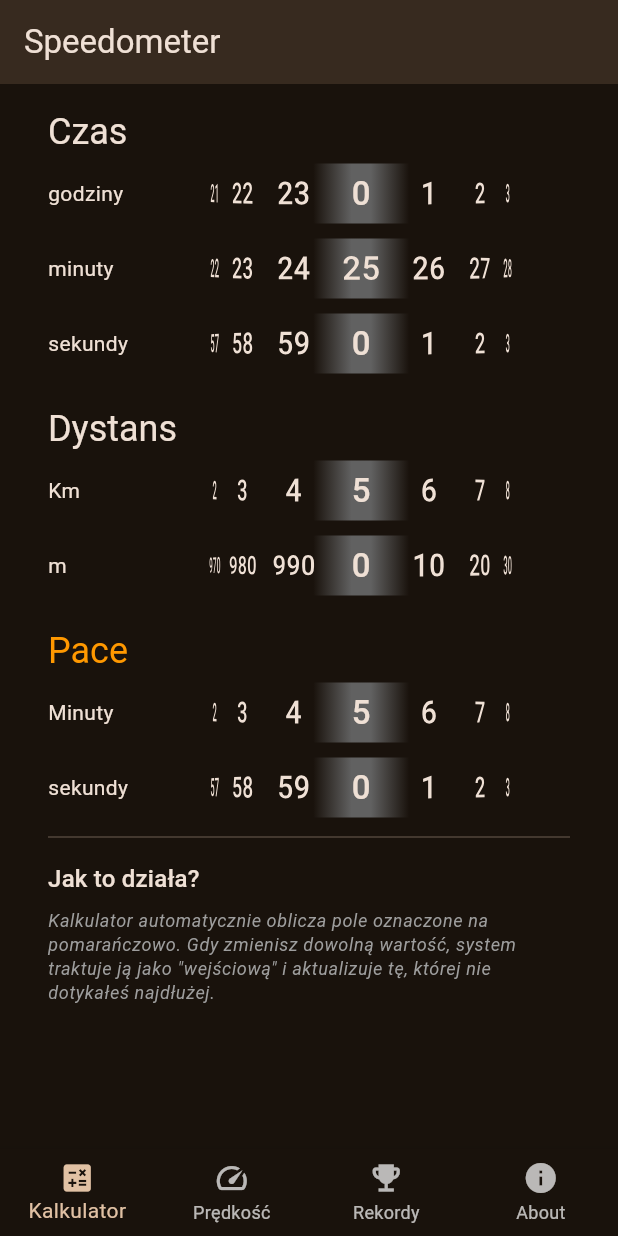
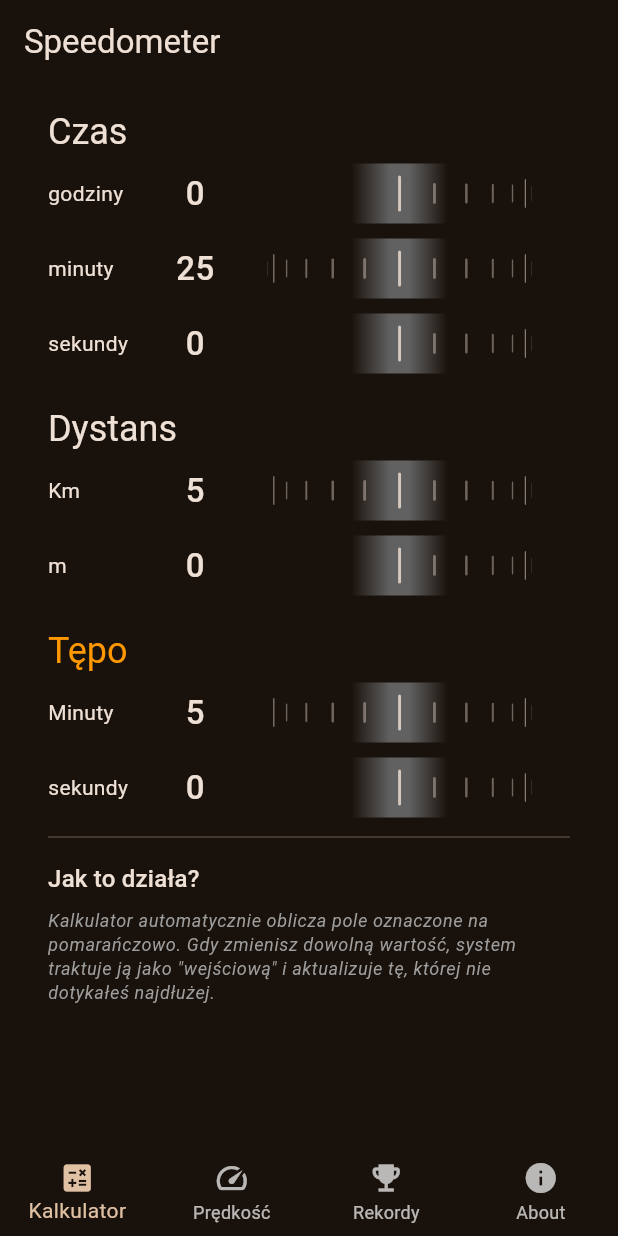
Before and after one commit to amMooncake/speedometer, a Flutter app: the screen it shows after launch, on a phone screen of 412 x 824 dp. Run offline on Flutter 3.47's test engine with Material 3 defaults, Android fonts, the phone set to English and light mode, and no system bars; our stand-ins replace gap.

Commit message:
replace numerical wheel slider with tick mark design

```diff
--- a/lib/views/calculator/calculator_screen.dart
+++ b/lib/views/calculator/calculator_screen.dart
@@ -171,7 +171,7 @@ class _CalculatorScreenState extends State<CalculatorScreen> {
 
           // pace
           AppDimens.gap(2),
-          _buildSectionTitle('Pace', CalculatorField.pace),
+          _buildSectionTitle('Tępo', CalculatorField.pace),
           _buildPicker('Minuty', 60, _paceMinController, (val) {
             _paceMin = val;
             _onFieldEdited(CalculatorField.pace);
@@ -231,23 +231,57 @@ class _CalculatorScreenState extends State<CalculatorScreen> {
               style: Theme.of(context).textTheme.bodyMedium,
             ),
           ),
+          SizedBox(
+            width: 45,
+            child: AnimatedBuilder(
+              animation: controller,
+              builder: (context, child) {
+                int currentIndex = 0;
+                if (controller.hasClients) {
+                  currentIndex = controller.selectedItem;
+                } else {
+                  currentIndex = controller.initialItem;
+                }
+
+                if (currentIndex < 0) currentIndex = 0;
+                if (currentIndex >= displayedCount) currentIndex = displayedCount - 1;
+
+                final value = useStep10 ? currentIndex * 10 : currentIndex;
+                return Text(
+                  value.toString(),
+                  style: const TextStyle(
+                    fontSize: 22,
+                    fontWeight: FontWeight.w500,
+                  ),
+                  textAlign: TextAlign.center,
+                );
+              },
+            ),
+          ),
           Expanded(
-            flex: 4,
+            flex: 3,
             child: WheelSlider(
               scrollDirection: Axis.horizontal,
               itemCount: displayedCount,
               controller: controller,
+              itemExtent: 20, // Tighter spacing for lines
               onSelectedItemChanged: (val) {
-                onChanged(useStep10 ? val * 10 : val);
+                int clampedVal = val;
+                if (clampedVal < 0) clampedVal = 0;
+                if (clampedVal >= displayedCount) clampedVal = displayedCount - 1;
+                onChanged(useStep10 ? clampedVal * 10 : clampedVal);
               },
               itemBuilder: (context, index) {
-                final value = useStep10 ? index * 10 : index;
+                final isMajor = index % 5 == 0;
                 return Center(
-                  child: Text(
-                    value.toString(),
-                    style: TextStyle(
-                      fontSize: value > 99 ? 19 : 22,
-                      fontWeight: FontWeight.w500,
+                  child: Container(
+                    width: 2,
+                    height: isMajor ? 24 : 14,
+                    decoration: BoxDecoration(
+                      color: Theme.of(
+                        context,
+                      ).colorScheme.onSurface.withOpacity(isMajor ? 0.8 : 0.4),
+                      borderRadius: BorderRadius.circular(1),
                     ),
                   ),
                 );
--- a/lib/views/calculator/widgets/wheel_slider.dart
+++ b/lib/views/calculator/widgets/wheel_slider.dart
@@ -56,13 +56,11 @@ class WheelSlider extends StatelessWidget {
             physics: const FixedExtentScrollPhysics(),
             onSelectedItemChanged: onSelectedItemChanged,
             controller: controller ?? FixedExtentScrollController(initialItem: initialIndex),
-            childDelegate: ListWheelChildLoopingListDelegate(
-              children: List.generate(
-                itemCount,
-                (index) => RotatedBox(
-                  quarterTurns: isHorizontal ? 1 : 0,
-                  child: itemBuilder(context, index),
-                ),
+            childDelegate: ListWheelChildBuilderDelegate(
+              childCount: itemCount,
+              builder: (context, index) => RotatedBox(
+                quarterTurns: isHorizontal ? 1 : 0,
+                child: itemBuilder(context, index),
               ),
             ),
           ),
```
